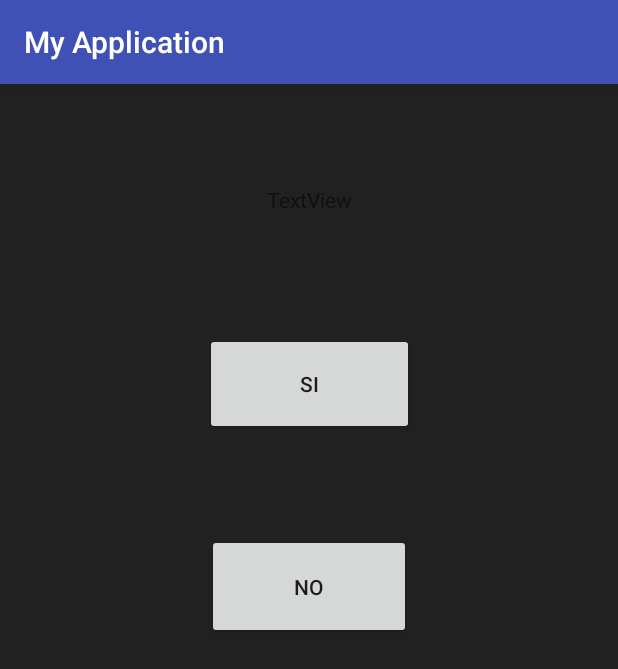
After one commit to DSA-EETAC-GUILLEMMIKELALEIX/Eetac-emonAndroid, an Android app: the QuestionActivity screen opened directly, with no data from a screen before it, on a phone screen of 412 x 824 dp. The commit adds this screen. Shown: the top 669 px of the screen. Run offline under Robolectric (Android 15) with nearby library versions, the phone set to English and light mode, and no system bars.

Commit message:
Actualització

```diff
--- /dev/null
+++ b/app/src/main/java/com/example/aleix/myapplication/QuestionActivity.java
@@ -0,0 +1,20 @@
+package com.example.aleix.myapplication;
+
+import android.media.MediaPlayer;
+import android.support.v7.app.AppCompatActivity;
+import android.os.Bundle;
+
+public class QuestionActivity extends AppCompatActivity {
+
+    @Override
+    protected void onCreate(Bundle savedInstanceState) {
+        super.onCreate(savedInstanceState);
+        setContentView(R.layout.activity_question);
+
+        MediaPlayer mediaPlayer;
+        mediaPlayer = MediaPlayer.create(this,R.raw.cancion);
+        mediaPlayer.setLooping(true);
+        mediaPlayer.setVolume(100,100);
+        mediaPlayer.start();
+    }
+}
--- /dev/null
+++ b/app/src/main/res/layout/activity_question.xml
@@ -0,0 +1,48 @@
+<?xml version="1.0" encoding="utf-8"?>
+<android.support.constraint.ConstraintLayout xmlns:android="http://schemas.android.com/apk/res/android"
+    xmlns:app="http://schemas.android.com/apk/res-auto"
+    xmlns:tools="http://schemas.android.com/tools"
+    android:layout_width="match_parent"
+    android:layout_height="match_parent"
+    android:background="#212121"
+    tools:context="com.example.aleix.myapplication.QuestionActivity">
+
+    <Button
+        android:id="@+id/button4"
+        android:layout_width="139dp"
+        android:layout_height="68dp"
+        android:text="SI"
+        tools:layout_constraintTop_creator="1"
+        tools:layout_constraintRight_creator="1"
+        app:layout_constraintRight_toRightOf="parent"
+        android:layout_marginTop="79dp"
+        app:layout_constraintTop_toBottomOf="@+id/textView"
+        tools:layout_constraintLeft_creator="1"
+        app:layout_constraintLeft_toLeftOf="parent" />
+
+    <Button
+        android:id="@+id/button5"
+        android:layout_width="136dp"
+        android:layout_height="70dp"
+        android:text="NO"
+        tools:layout_constraintTop_creator="1"
+        tools:layout_constraintRight_creator="1"
+        app:layout_constraintRight_toRightOf="parent"
+        android:layout_marginTop="66dp"
+        app:layout_constraintTop_toBottomOf="@+id/button4"
+        tools:layout_constraintLeft_creator="1"
+        app:layout_constraintLeft_toLeftOf="parent" />
+
+    <TextView
+        android:id="@+id/textView"
+        android:layout_width="wrap_content"
+        android:layout_height="wrap_content"
+        android:text="TextView"
+        tools:layout_constraintTop_creator="1"
+        tools:layout_constraintRight_creator="1"
+        app:layout_constraintRight_toRightOf="parent"
+        android:layout_marginTop="67dp"
+        tools:layout_constraintLeft_creator="1"
+        app:layout_constraintLeft_toLeftOf="parent"
+        app:layout_constraintTop_toTopOf="parent" />
+</android.support.constraint.ConstraintLayout>
```
Also changed, not shown: app/build.gradle (+9 -0 lines), app/src/main/AndroidManifest.xml (+10 -8 lines), app/src/main/java/com/example/aleix/myapplication/EetakedexActivity.java (added, +13 -0 lines), app/src/main/java/com/example/aleix/myapplication/LoginActivity.java (+7 -0 lines), app/src/main/java/com/example/aleix/myapplication/MapsActivity.java (+10 -0 lines), app/src/main/java/com/example/aleix/myapplication/TusEetakemonsActivity.java (added, +13 -0 lines), app/src/main/res/layout/activity_eetakedex.xml (added, +9 -0 lines), app/src/main/res/layout/activity_tus_eetakemons.xml (added, +9 -0 lines), 2 other files.
